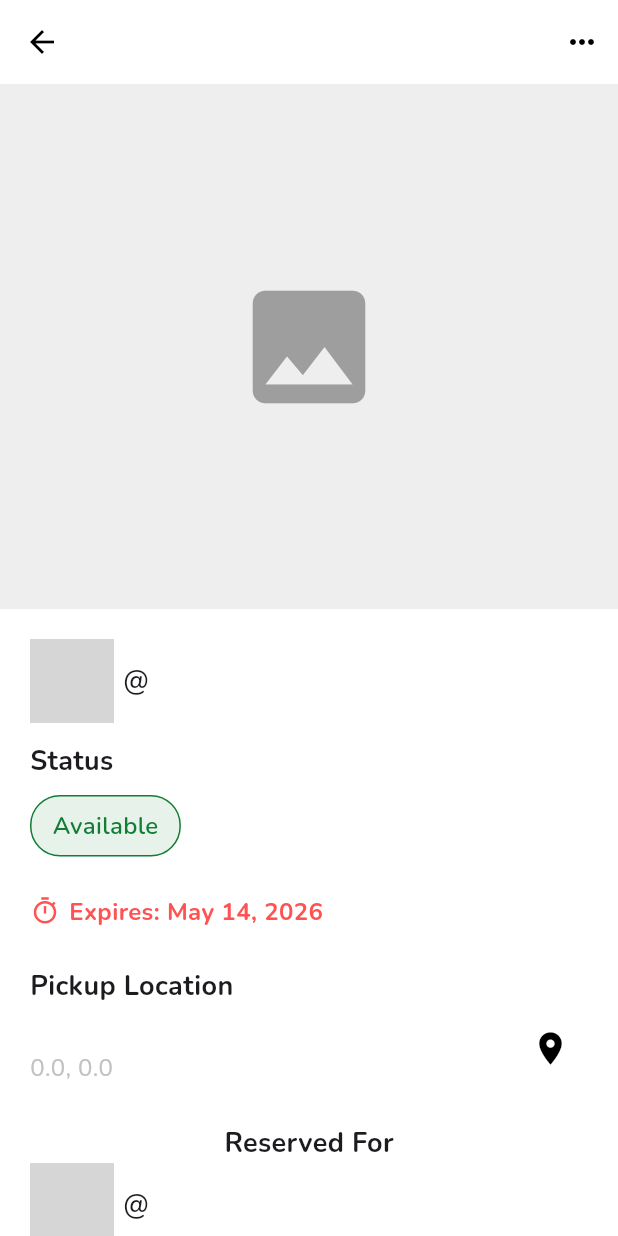
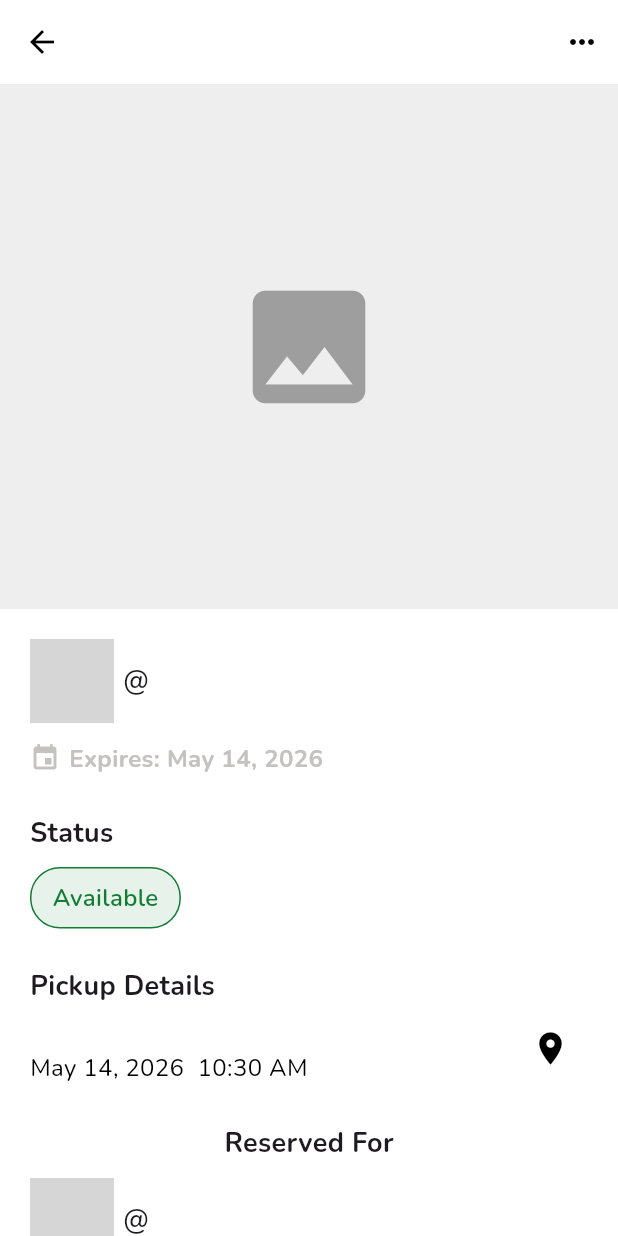
Before and after one commit to mppesino/CMSC-23-CFM, a Flutter app: the PostDetailPage screen opened directly with empty values, on a phone screen of 412 x 824 dp. Run offline on Flutter 3.47's test engine with Material 3 defaults, Android fonts, the phone set to English and light mode, and no system bars; our stand-ins replace cloud_firestore, email_validator, firebase_auth, firebase_core, flutter_map, google_fonts and 2 more; missing offline and left inert: osm_search_and_pick; accounts and stored records are empty; grey boxes are pictures that could not be loaded.

Commit message:
feat: added pickup time handling

```diff
--- a/food_sharing/lib/models/post.dart
+++ b/food_sharing/lib/models/post.dart
@@ -15,7 +15,7 @@ class Post {
   double postLat;
   double postLng;
   String pickupAddress;
-  DateTime? pickupDateTime;
+  DateTime pickupDateTime;
 
   Post({
     this.id,
@@ -28,7 +28,7 @@ class Post {
     required this.postLat,
     required this.postLng,
     required this.pickupAddress,
-    this.pickupDateTime,
+    required this.pickupDateTime,
     this.foodPicture,
     this.reservedForId,
     this.requesterIds,
@@ -96,7 +96,7 @@ class Post {
       'postLat': postLat,
       'postLng': postLng,
       'pickupAddress': pickupAddress,
-      'pickupDateTime': pickupDateTime?.toIso8601String(),
+      'pickupDateTime': pickupDateTime.toIso8601String(),
     };
   }
 }
--- a/food_sharing/lib/screen/subpages/post_detail.dart
+++ b/food_sharing/lib/screen/subpages/post_detail.dart
@@ -129,6 +129,25 @@ class PostDetailPage extends StatelessWidget {
                   ],
 
 
+                  Row(
+                    children: [
+                      const Icon(
+                        Icons.event,
+                        color: BrandColors.gray,
+                        size: 20,
+                      ),
+                      const SizedBox(width: 6),
+                      Text(
+                        "Expires: ${DateFormat('MMMM dd, yyyy').format(post.expiration)}",
+                        style: const TextStyle(
+                          color: BrandColors.gray,
+                          fontWeight: FontWeight.bold,
+                          fontSize: 16,
+                        ),
+                      ),
+                    ],
+                  ),
+                const SizedBox(height: 25),
 
                   const Text(
                     "Status",
@@ -143,32 +162,12 @@ class PostDetailPage extends StatelessWidget {
                                 : post.status == PostStatus.completed ? "Completed" : "Error", tagColor),
                   const SizedBox(height: 25),
 
-                  Row(
-                    children: [
-                      const Icon(
-                        Icons.timer_outlined,
-                        color: Colors.redAccent,
-                        size: 20,
-                      ),
-                      const SizedBox(width: 6),
-                      Text(
-                        "Expires: ${DateFormat('MMMM dd, yyyy').format(post.expiration)}",
-                        style: const TextStyle(
-                          color: Colors.redAccent,
-                          fontWeight: FontWeight.bold,
-                          fontSize: 16,
-                        ),
-                      ),
-                    ],
-                  ),
-
-                const SizedBox(height: 25),
 
                 Column(
                   crossAxisAlignment: CrossAxisAlignment.start,
                   children: [
                     const Text(
-                      "Pickup Location",
+                      "Pickup Details",
                       style: TextStyle(fontWeight: FontWeight.bold, fontSize: 18),
                     ),
                     const SizedBox(height: 4),
@@ -189,12 +188,14 @@ class PostDetailPage extends StatelessWidget {
                             children:[
                               Text(
                                 post.pickupAddress,
-                                style: const TextStyle(fontSize: 18, color: Colors.black87),
+                                style: const TextStyle(fontSize: 18, color: Colors.black87, fontWeight: FontWeight.bold),
                               ),
                               Text(
-                                "${post.postLat}, ${post.postLng}",
-                                style: const TextStyle(fontSize: 16, color: BrandColors.gray),
-                              ),
+                                "${DateFormat('MMMM dd, yyyy  h:mm a').format(post.pickupDateTime)}",
+                                style: const TextStyle(
+                                  color: Colors.black,
+                                  fontSize: 16,
+                                ))
                             ]
                           )),
 
@@ -316,7 +317,9 @@ Widget _buildGiverView(BuildContext context, Post post) {
           fontWeight: FontWeight.bold,
         ),
       ),
+      SizedBox(height: 10,),
       PostCardHeader(userId: post.reservedForId),
+      SizedBox(height: 25,),
       Center(child: PrimaryButton(text:"Generate QR", onPressed: () {}, style:"yellow")),],)
     );
 }
```
Also changed, not shown: food_sharing/lib/screen/subpages/add_post.dart (+75 -2 lines).
